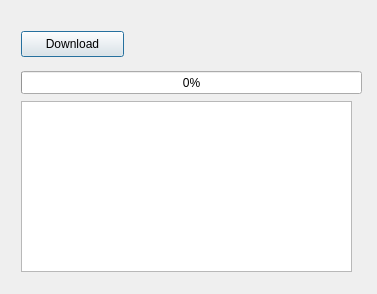
Before: the Qt Designer form src/vi/ui/RefreshMap.ui in EstamelGG/vintel, drawn with Qt 5.
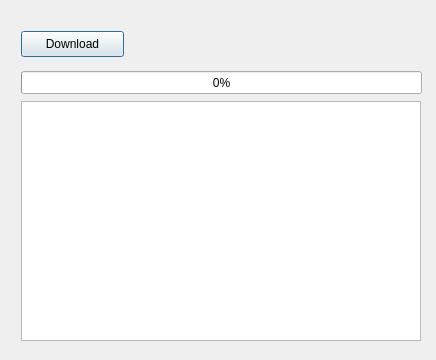
After: the same form once the commit is applied.

The edit to the form file:
```diff
--- a/src/vi/ui/RefreshMap.ui
+++ b/src/vi/ui/RefreshMap.ui
@@ -9,8 +9,8 @@
    <rect>
     <x>0</x>
     <y>0</y>
-    <width>377</width>
-    <height>294</height>
+    <width>436</width>
+    <height>360</height>
    </rect>
   </property>
   <property name="windowTitle">
@@ -39,7 +39,7 @@
          <rect>
           <x>10</x>
           <y>60</y>
-          <width>341</width>
+          <width>401</width>
           <height>23</height>
          </rect>
         </property>
@@ -52,8 +52,8 @@
          <rect>
           <x>10</x>
           <y>90</y>
-          <width>331</width>
-          <height>171</height>
+          <width>400</width>
+          <height>240</height>
          </rect>
         </property>
         <property name="html">
@@ -69,8 +69,8 @@
          <rect>
           <x>120</x>
           <y>20</y>
-          <width>211</width>
-          <height>21</height>
+          <width>281</width>
+          <height>31</height>
          </rect>
         </property>
         <property name="text">
```
